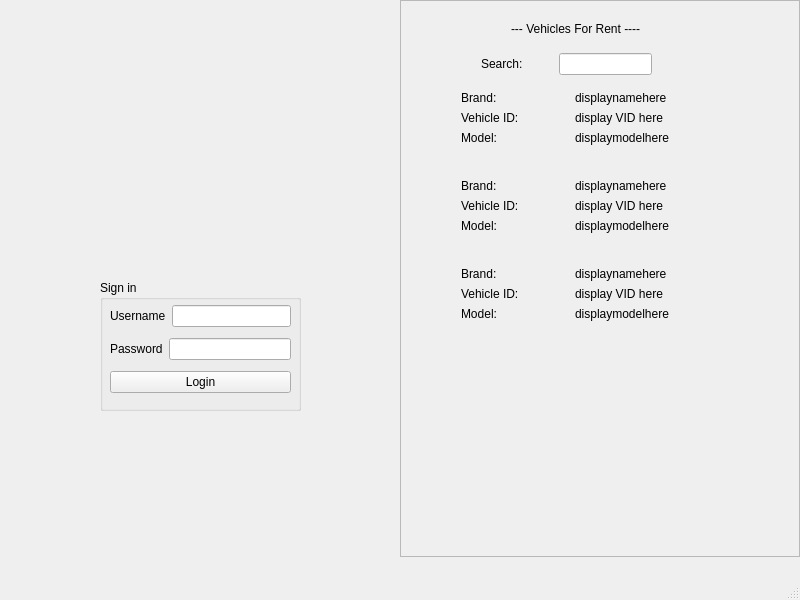
Before: the Qt Designer form RenTogether/mainwindow.ui in GMengRong/ICT1009-CPP-RenTogether, drawn with Qt 5.
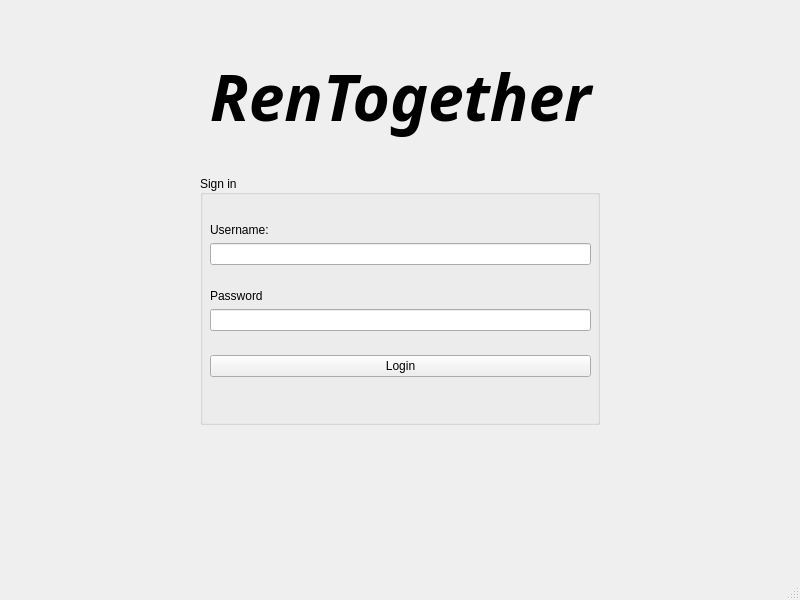
After: the same form once the commit is applied.

The edit to the form file:
```diff
--- a/RenTogether/mainwindow.ui
+++ b/RenTogether/mainwindow.ui
@@ -17,43 +17,68 @@
    <widget class="QGroupBox" name="signinBox">
     <property name="geometry">
      <rect>
-      <x>100</x>
-      <y>280</y>
-      <width>201</width>
-      <height>131</height>
+      <x>200</x>
+      <y>175</y>
+      <width>400</width>
+      <height>250</height>
      </rect>
     </property>
     <property name="title">
      <string>Sign in</string>
     </property>
+    <property name="alignment">
+     <set>Qt::AlignLeading|Qt::AlignLeft|Qt::AlignVCenter</set>
+    </property>
     <widget class="QWidget" name="layoutWidget">
      <property name="geometry">
       <rect>
        <x>10</x>
-       <y>20</y>
-       <width>181</width>
-       <height>101</height>
+       <y>30</y>
+       <width>381</width>
+       <height>191</height>
       </rect>
      </property>
      <layout class="QVBoxLayout" name="verticalLayout">
       <item>
-       <layout class="QHBoxLayout" name="usernameLayout">
+       <layout class="QVBoxLayout" name="verticalLayout_2">
         <item>
          <widget class="QLabel" name="userLabel">
+          <property name="sizePolicy">
+           <sizepolicy hsizetype="Preferred" vsizetype="Fixed">
+            <horstretch>0</horstretch>
+            <verstretch>0</verstretch>
+           </sizepolicy>
+          </property>
           <property name="text">
-           <string>Username</string>
+           <string>Username:</string>
           </property>
          </widget>
         </item>
         <item>
-         <widget class="QLineEdit" name="userInput"/>
+         <widget class="QLineEdit" name="userInput">
+          <property name="enabled">
+           <bool>true</bool>
+          </property>
+          <property name="sizePolicy">
+           <sizepolicy hsizetype="Expanding" vsizetype="Fixed">
+            <horstretch>0</horstretch>
+            <verstretch>0</verstretch>
+           </sizepolicy>
+          </property>
+         </widget>
         </item>
        </layout>
       </item>
       <item>
-       <layout class="QHBoxLayout" name="passwordLayout">
+       <layout class="QVBoxLayout" name="verticalLayout_3">
         <item>
          <widget class="QLabel" name="passwdLabel">
+          <property name="sizePolicy">
+           <sizepolicy hsizetype="Preferred" vsizetype="Fixed">
+            <horstretch>0</horstretch>
+            <verstretch>0</verstretch>
+           </sizepolicy>
+          </property>
           <property name="text">
            <string>Password</string>
           </property>
@@ -74,275 +99,29 @@
      </layout>
     </widget>
    </widget>
-   <widget class="QScrollArea" name="scrollArea">
+   <widget class="QLabel" name="title">
     <property name="geometry">
      <rect>
-      <x>400</x>
-      <y>0</y>
-      <width>400</width>
-      <height>557</height>
+      <x>0</x>
+      <y>30</y>
+      <width>801</width>
+      <height>131</height>
      </rect>
     </property>
-    <property name="widgetResizable">
-     <bool>true</bool>
+    <property name="font">
+     <font>
+      <family>Facon</family>
+      <pointsize>48</pointsize>
+      <italic>true</italic>
+      <bold>true</bold>
+     </font>
     </property>
-    <widget class="QWidget" name="scrollAreaWidgetContents">
-     <property name="geometry">
-      <rect>
-       <x>0</x>
-       <y>0</y>
-       <width>398</width>
-       <height>555</height>
-      </rect>
-     </property>
-     <widget class="QLabel" name="label_4">
-      <property name="geometry">
-       <rect>
-        <x>110</x>
-        <y>20</y>
-        <width>141</width>
-        <height>16</height>
-       </rect>
-      </property>
-      <property name="text">
-       <string>--- Vehicles For Rent ----</string>
-      </property>
-     </widget>
-     <widget class="QWidget" name="layoutWidget">
-      <property name="geometry">
-       <rect>
-        <x>60</x>
-        <y>90</y>
-        <width>221</width>
-        <height>230</height>
-       </rect>
-      </property>
-      <layout class="QVBoxLayout" name="verticalLayout_4">
-       <item>
-        <layout class="QVBoxLayout" name="verticalLayout_2">
-         <item>
-          <layout class="QHBoxLayout" name="horizontalLayout_3">
-           <item>
-            <widget class="QLabel" name="vBrand">
-             <property name="text">
-              <string>Brand:</string>
-             </property>
-            </widget>
-           </item>
-           <item>
-            <widget class="QLabel" name="Brand">
-             <property name="text">
-              <string>displaynamehere</string>
-             </property>
-            </widget>
-           </item>
-          </layout>
-         </item>
-         <item>
-          <layout class="QHBoxLayout" name="horizontalLayout_4">
-           <item>
-            <widget class="QLabel" name="vID">
-             <property name="text">
-              <string>Vehicle ID:</string>
-             </property>
-            </widget>
-           </item>
-           <item>
-            <widget class="QLabel" name="VehicleID">
-             <property name="text">
-              <string>display VID here</string>
-             </property>
-            </widget>
-           </item>
-          </layout>
-         </item>
-         <item>
-          <layout class="QHBoxLayout" name="horizontalLayout_5">
-           <item>
-            <widget class="QLabel" name="vModel">
-             <property name="text">
-              <string>Model:</string>
-             </property>
-            </widget>
-           </item>
-           <item>
-            <widget class="QLabel" name="Model">
-             <property name="text">
-              <string>displaymodelhere</string>
-             </property>
-            </widget>
-           </item>
-          </layout>
-         </item>
-        </layout>
-       </item>
-       <item>
-        <spacer name="verticalSpacer">
-         <property name="orientation">
-          <enum>Qt::Vertical</enum>
-         </property>
-         <property name="sizeHint" stdset="0">
-          <size>
-           <width>20</width>
-           <height>40</height>
-          </size>
-         </property>
-        </spacer>
-       </item>
-       <item>
-        <layout class="QVBoxLayout" name="verticalLayout_3">
-         <item>
-          <layout class="QHBoxLayout" name="horizontalLayout_6">
-           <item>
-            <widget class="QLabel" name="vBrand_2">
-             <property name="text">
-              <string>Brand:</string>
-             </property>
-            </widget>
-           </item>
-           <item>
-            <widget class="QLabel" name="Brand_2">
-             <property name="text">
-              <string>displaynamehere</string>
-             </property>
-            </widget>
-           </item>
-          </layout>
-         </item>
-         <item>
-          <layout class="QHBoxLayout" name="horizontalLayout_7">
-           <item>
-            <widget class="QLabel" name="vID_2">
-             <property name="text">
-              <string>Vehicle ID:</string>
-             </property>
-            </widget>
-           </item>
-           <item>
-            <widget class="QLabel" name="VehicleID_2">
-             <property name="text">
-              <string>display VID here</string>
-             </property>
-            </widget>
-           </item>
-          </layout>
-         </item>
-         <item>
-          <layout class="QHBoxLayout" name="horizontalLayout_8">
-           <item>
-            <widget class="QLabel" name="vModel_2">
-             <property name="text">
-              <string>Model:</string>
-             </property>
-            </widget>
-           </item>
-           <item>
-            <widget class="QLabel" name="Model_2">
-             <property name="text">
-              <string>displaymodelhere</string>
-             </property>
-            </widget>
-           </item>
-          </layout>
-         </item>
-        </layout>
-       </item>
-       <item>
-        <spacer name="verticalSpacer_2">
-         <property name="orientation">
-          <enum>Qt::Vertical</enum>
-         </property>
-         <property name="sizeHint" stdset="0">
-          <size>
-           <width>20</width>
-           <height>40</height>
-          </size>
-         </property>
-        </spacer>
-       </item>
-       <item>
-        <layout class="QVBoxLayout" name="verticalLayout_5">
-         <item>
-          <layout class="QHBoxLayout" name="horizontalLayout_9">
-           <item>
-            <widget class="QLabel" name="vBrand_3">
-             <property name="text">
-              <string>Brand:</string>
-             </property>
-            </widget>
-           </item>
-           <item>
-            <widget class="QLabel" name="Brand_3">
-             <property name="text">
-              <string>displaynamehere</string>
-             </property>
-            </widget>
-           </item>
-          </layout>
-         </item>
-         <item>
-          <layout class="QHBoxLayout" name="horizontalLayout_10">
-           <item>
-            <widget class="QLabel" name="vID_3">
-             <property name="text">
-              <string>Vehicle ID:</string>
-             </property>
-            </widget>
-           </item>
-           <item>
-            <widget class="QLabel" name="VehicleID_3">
-             <property name="text">
-              <string>display VID here</string>
-             </property>
-            </widget>
-           </item>
-          </layout>
-         </item>
-         <item>
-          <layout class="QHBoxLayout" name="horizontalLayout_11">
-           <item>
-            <widget class="QLabel" name="vModel_3">
-             <property name="text">
-              <string>Model:</string>
-             </property>
-            </widget>
-           </item>
-           <item>
-            <widget class="QLabel" name="Model_3">
-             <property name="text">
-              <string>displaymodelhere</string>
-             </property>
-            </widget>
-           </item>
-          </layout>
-         </item>
-        </layout>
-       </item>
-      </layout>
-     </widget>
-     <widget class="QWidget" name="layoutWidget_2">
-      <property name="geometry">
-       <rect>
-        <x>80</x>
-        <y>50</y>
-        <width>171</width>
-        <height>26</height>
-       </rect>
-      </property>
-      <layout class="QHBoxLayout" name="horizontalLayout_15">
-       <item>
-        <widget class="QLabel" name="vSearch">
-         <property name="text">
-          <string>Search:         </string>
-         </property>
-        </widget>
-       </item>
-       <item>
-        <widget class="QLineEdit" name="Search"/>
-       </item>
-      </layout>
-     </widget>
-    </widget>
+    <property name="text">
+     <string>RenTogether</string>
+    </property>
+    <property name="alignment">
+     <set>Qt::AlignCenter</set>
+    </property>
    </widget>
   </widget>
   <widget class="QMenuBar" name="menubar">
```
